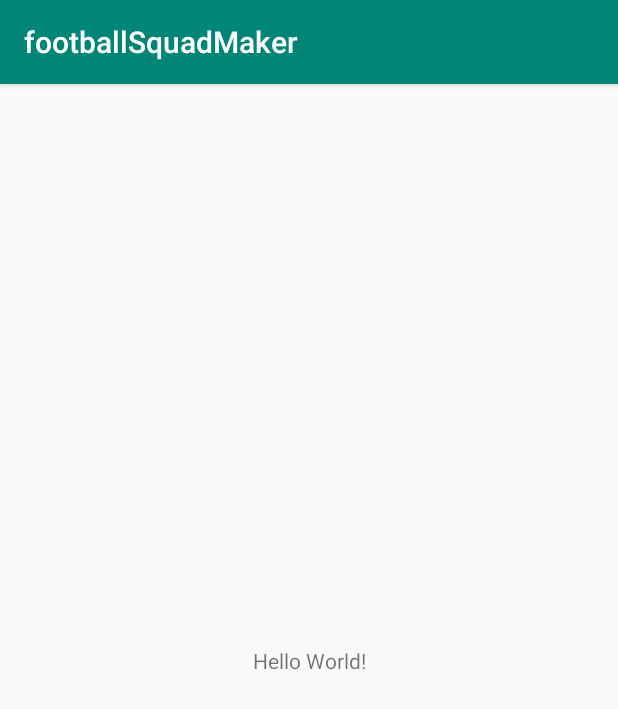
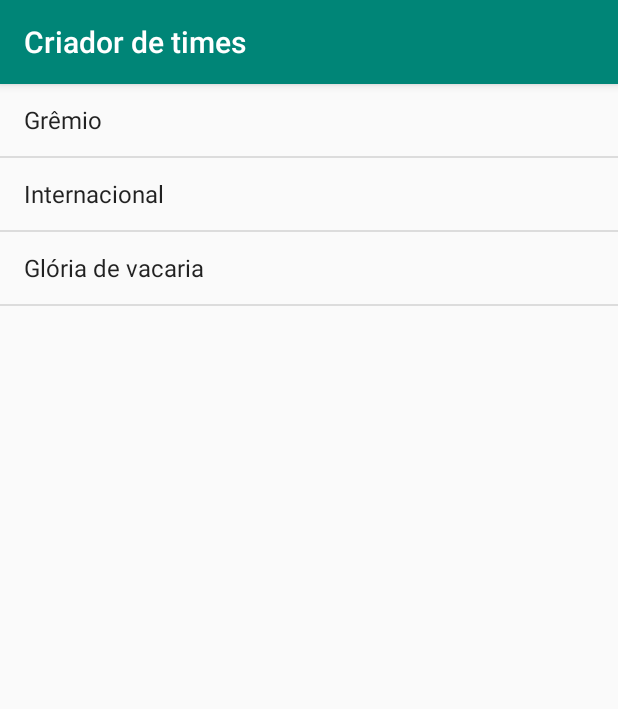
Before and after one commit to viniciusbeckerbernardini/footballSquadMaker, an Android app: the screen it shows after launch (MainActivity), on a phone screen of 412 x 824 dp. Shown: the top 709 px of the screen. Run offline under Robolectric (Android 15) with nearby library versions, the phone set to English and light mode, and no system bars.

Commit message:
Adição:
- Main Activity
- Classe Team
- Adapter de Team
- Criação de activitys para a listagem
- Strings XML

```diff
--- a/app/build.gradle
+++ b/app/build.gradle
@@ -26,4 +26,5 @@ dependencies {
     testImplementation 'junit:junit:4.12'
     androidTestImplementation 'androidx.test:runner:1.1.1'
     androidTestImplementation 'androidx.test.espresso:espresso-core:3.1.1'
+    implementation 'com.google.android.material:material:1.0.0'
 }
--- a/app/src/main/java/fadergs/squadmaker/MainActivity.java
+++ b/app/src/main/java/fadergs/squadmaker/MainActivity.java
@@ -3,6 +3,10 @@ package fadergs.squadmaker;
 import androidx.appcompat.app.AppCompatActivity;
 
 import android.os.Bundle;
+import android.widget.ArrayAdapter;
+import android.widget.ListView;
+
+import java.util.ArrayList;
 
 public class MainActivity extends AppCompatActivity {
 
@@ -10,5 +14,24 @@ public class MainActivity extends AppCompatActivity {
     protected void onCreate(Bundle savedInstanceState) {
         super.onCreate(savedInstanceState);
         setContentView(R.layout.activity_main);
+
+        ListView teamList = (ListView) findViewById(R.id.LVTeams);
+
+        ArrayList<String> teams = fakeTeams();
+
+        ArrayAdapter<String> teamsFakeAdapter = new ArrayAdapter<String>(this,android.R.layout.simple_list_item_1,teams);
+
+        teamList.setAdapter(teamsFakeAdapter);
+
+
+    }
+
+    public ArrayList<String> fakeTeams(){
+        ArrayList<String> teams = new ArrayList<String>();
+        teams.add("Grêmio");
+        teams.add("Internacional");
+        teams.add("Glória de vacaria");
+
+        return teams;
     }
 }
--- a/app/src/main/res/layout/activity_main.xml
+++ b/app/src/main/res/layout/activity_main.xml
@@ -6,13 +6,6 @@
     android:layout_height="match_parent"
     tools:context=".MainActivity">
 
-    <TextView
-        android:layout_width="wrap_content"
-        android:layout_height="wrap_content"
-        android:text="Hello World!"
-        app:layout_constraintBottom_toBottomOf="parent"
-        app:layout_constraintLeft_toLeftOf="parent"
-        app:layout_constraintRight_toRightOf="parent"
-        app:layout_constraintTop_toTopOf="parent" />
+    <include layout="@layout/content_main" />
 
 </androidx.constraintlayout.widget.ConstraintLayout>
--- /dev/null
+++ b/app/src/main/res/layout/content/content_main.xml
@@ -0,0 +1,6 @@
+<?xml version="1.0" encoding="utf-8"?>
+<LinearLayout xmlns:android="http://schemas.android.com/apk/res/android"
+    android:layout_width="match_parent"
+    android:layout_height="match_parent">
+
+</LinearLayout>
--- /dev/null
+++ b/app/src/main/res/layout/content_main.xml
@@ -0,0 +1,10 @@
+<?xml version="1.0" encoding="utf-8"?>
+<LinearLayout xmlns:android="http://schemas.android.com/apk/res/android"
+    android:layout_width="match_parent"
+    android:layout_height="match_parent">
+
+    <ListView
+        android:id="@+id/LVTeams"
+        android:layout_width="match_parent"
+        android:layout_height="match_parent" />
+</LinearLayout>
--- a/app/src/main/res/values/strings.xml
+++ b/app/src/main/res/values/strings.xml
@@ -1,3 +1,4 @@
 <resources>
-    <string name="app_name">footballSquadMaker</string>
+    <string name="app_name">Criador de times</string>
+    <string name="team_name">Nome do time</string>
 </resources>
```
Also changed, not shown: app/src/main/java/fadergs/squadmaker/Team.java (added, +31 -0 lines), app/src/main/java/fadergs/squadmaker/TeamAdapter.java (added, +44 -0 lines), app/src/main/res/layout/activity_layout_list.xml (added, +18 -0 lines).
